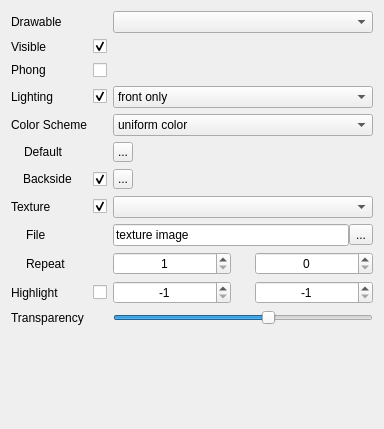
Before: the Qt Designer form applications/Mapple/widgets/widget_drawable_triangles.ui in LiangliangNan/Easy3D, drawn with Qt 5.
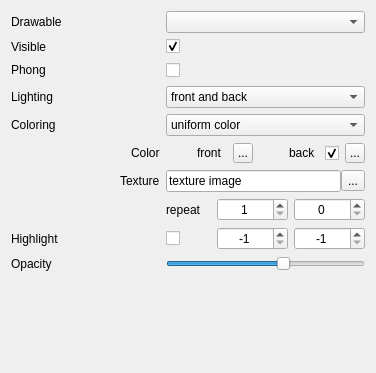
After: the same form once the commit is applied. Icons and pictures are not drawn.

Commit message: add color_scheme() to drawable

The edit to the form file:
```diff
--- a/applications/Mapple/widgets/widget_drawable_triangles.ui
+++ b/applications/Mapple/widgets/widget_drawable_triangles.ui
@@ -6,8 +6,8 @@
    <rect>
     <x>0</x>
     <y>0</y>
-    <width>384</width>
-    <height>429</height>
+    <width>376</width>
+    <height>373</height>
    </rect>
   </property>
   <property name="sizePolicy">
@@ -31,14 +31,380 @@
   <layout class="QVBoxLayout" name="verticalLayout">
    <item>
     <layout class="QGridLayout" name="gridLayout">
-     <item row="10" column="0">
-      <widget class="QLabel" name="labelHighlight">
+     <item row="0" column="0">
+      <widget class="QLabel" name="labelName">
+       <property name="maximumSize">
+        <size>
+         <width>16777215</width>
+         <height>20</height>
+        </size>
+       </property>
        <property name="text">
-        <string>Highlight</string>
+        <string>Drawable</string>
        </property>
       </widget>
      </item>
-     <item row="8" column="2">
+     <item row="0" column="1" colspan="2">
+      <widget class="QComboBox" name="comboBoxDrawables">
+       <property name="toolTip">
+        <string>Select the drawable to be visualized</string>
+       </property>
+      </widget>
+     </item>
+     <item row="1" column="0">
+      <widget class="QLabel" name="labelVisible">
+       <property name="maximumSize">
+        <size>
+         <width>16777215</width>
+         <height>20</height>
+        </size>
+       </property>
+       <property name="text">
+        <string>Visible</string>
+       </property>
+      </widget>
+     </item>
+     <item row="1" column="1" colspan="2">
+      <layout class="QHBoxLayout" name="horizontalLayout_8">
+       <item>
+        <widget class="QCheckBox" name="checkBoxVisible">
+         <property name="toolTip">
+          <string>Show/Hide this drawable</string>
+         </property>
+         <property name="text">
+          <string/>
+         </property>
+         <property name="checked">
+          <bool>true</bool>
+         </property>
+        </widget>
+       </item>
+       <item>
+        <spacer name="spacer_4">
+         <property name="orientation">
+          <enum>Qt::Horizontal</enum>
+         </property>
+         <property name="sizeHint" stdset="0">
+          <size>
+           <width>127</width>
+           <height>13</height>
+          </size>
+         </property>
+        </spacer>
+       </item>
+      </layout>
+     </item>
+     <item row="2" column="0">
+      <widget class="QLabel" name="labelPhongShading">
+       <property name="text">
+        <string>Phong</string>
+       </property>
+      </widget>
+     </item>
+     <item row="2" column="1" colspan="2">
+      <layout class="QHBoxLayout" name="horizontalLayout_6">
+       <item>
+        <widget class="QCheckBox" name="checkBoxPhongShading">
+         <property name="minimumSize">
+          <size>
+           <width>0</width>
+           <height>20</height>
+          </size>
+         </property>
+         <property name="toolTip">
+          <string>Enable/Disable Phong shading</string>
+         </property>
+         <property name="text">
+          <string/>
+         </property>
+        </widget>
+       </item>
+       <item>
+        <spacer name="spacer_3">
+         <property name="orientation">
+          <enum>Qt::Horizontal</enum>
+         </property>
+         <property name="sizeHint" stdset="0">
+          <size>
+           <width>127</width>
+           <height>13</height>
+          </size>
+         </property>
+        </spacer>
+       </item>
+      </layout>
+     </item>
+     <item row="3" column="0">
+      <widget class="QLabel" name="labelLighting">
+       <property name="maximumSize">
+        <size>
+         <width>16777215</width>
+         <height>20</height>
+        </size>
+       </property>
+       <property name="text">
+        <string>Lighting</string>
+       </property>
+      </widget>
+     </item>
+     <item row="3" column="1" colspan="2">
+      <widget class="QComboBox" name="comboBoxLightingOptions">
+       <property name="toolTip">
+        <string>Select how lighting is implemented</string>
+       </property>
+       <item>
+        <property name="text">
+         <string>front and back</string>
+        </property>
+       </item>
+       <item>
+        <property name="text">
+         <string>front only</string>
+        </property>
+       </item>
+       <item>
+        <property name="text">
+         <string>none</string>
+        </property>
+       </item>
+      </widget>
+     </item>
+     <item row="4" column="0">
+      <widget class="QLabel" name="labelColorScheme">
+       <property name="text">
+        <string>Coloring</string>
+       </property>
+      </widget>
+     </item>
+     <item row="4" column="1" colspan="2">
+      <widget class="QComboBox" name="comboBoxColorScheme">
+       <property name="toolTip">
+        <string>Select how color is assigned to each face</string>
+       </property>
+       <item>
+        <property name="text">
+         <string>uniform color</string>
+        </property>
+       </item>
+       <item>
+        <property name="text">
+         <string>use color property</string>
+        </property>
+       </item>
+      </widget>
+     </item>
+     <item row="5" column="0">
+      <layout class="QHBoxLayout" name="horizontalLayout_7">
+       <item>
+        <spacer name="horizontalSpacer_9">
+         <property name="orientation">
+          <enum>Qt::Horizontal</enum>
+         </property>
+         <property name="sizeHint" stdset="0">
+          <size>
+           <width>13</width>
+           <height>19</height>
+          </size>
+         </property>
+        </spacer>
+       </item>
+       <item alignment="Qt::AlignRight">
+        <widget class="QLabel" name="labelDefaultColor">
+         <property name="text">
+          <string>Color</string>
+         </property>
+        </widget>
+       </item>
+      </layout>
+     </item>
+     <item row="5" column="1" colspan="2">
+      <layout class="QHBoxLayout" name="horizontalLayout_3">
+       <item>
+        <spacer name="spacer_2">
+         <property name="orientation">
+          <enum>Qt::Horizontal</enum>
+         </property>
+         <property name="sizeHint" stdset="0">
+          <size>
+           <width>0</width>
+           <height>0</height>
+          </size>
+         </property>
+        </spacer>
+       </item>
+       <item>
+        <widget class="QLabel" name="labelDefaultColorFront">
+         <property name="sizePolicy">
+          <sizepolicy hsizetype="Preferred" vsizetype="Preferred">
+           <horstretch>0</horstretch>
+           <verstretch>0</verstretch>
+          </sizepolicy>
+         </property>
+         <property name="minimumSize">
+          <size>
+           <width>30</width>
+           <height>22</height>
+          </size>
+         </property>
+         <property name="text">
+          <string>front</string>
+         </property>
+        </widget>
+       </item>
+       <item>
+        <widget class="QToolButton" name="toolButtonFrontColor">
+         <property name="minimumSize">
+          <size>
+           <width>20</width>
+           <height>20</height>
+          </size>
+         </property>
+         <property name="maximumSize">
+          <size>
+           <width>20</width>
+           <height>20</height>
+          </size>
+         </property>
+         <property name="toolTip">
+          <string>Click to set a uniform color for this drawable</string>
+         </property>
+         <property name="text">
+          <string>...</string>
+         </property>
+         <property name="icon">
+          <iconset>
+           <normaloff>../Resources/icons/transparency.png</normaloff>../Resources/icons/transparency.png</iconset>
+         </property>
+         <property name="iconSize">
+          <size>
+           <width>20</width>
+           <height>20</height>
+          </size>
+         </property>
+        </widget>
+       </item>
+       <item>
+        <spacer name="spacer">
+         <property name="orientation">
+          <enum>Qt::Horizontal</enum>
+         </property>
+         <property name="sizeHint" stdset="0">
+          <size>
+           <width>0</width>
+           <height>0</height>
+          </size>
+         </property>
+        </spacer>
+       </item>
+       <item>
+        <widget class="QLabel" name="labelDefaultColorBack">
+         <property name="sizePolicy">
+          <sizepolicy hsizetype="Preferred" vsizetype="Preferred">
+           <horstretch>0</horstretch>
+           <verstretch>0</verstretch>
+          </sizepolicy>
+         </property>
+         <property name="minimumSize">
+          <size>
+           <width>30</width>
+           <height>22</height>
+          </size>
+         </property>
+         <property name="text">
+          <string>back </string>
+         </property>
+        </widget>
+       </item>
+       <item>
+        <widget class="QCheckBox" name="checkBoxDistinctBackColor">
+         <property name="minimumSize">
+          <size>
+           <width>0</width>
+           <height>20</height>
+          </size>
+         </property>
+         <property name="toolTip">
+          <string>Enable/Disable distinct coloring for the back side of this drawable</string>
+         </property>
+         <property name="text">
+          <string/>
+         </property>
+         <property name="checked">
+          <bool>true</bool>
+         </property>
+        </widget>
+       </item>
+       <item>
+        <widget class="QToolButton" name="toolButtonBackColor">
+         <property name="minimumSize">
+          <size>
+           <width>20</width>
+           <height>20</height>
+          </size>
+         </property>
+         <property name="maximumSize">
+          <size>
+           <width>20</width>
+           <height>20</height>
+          </size>
+         </property>
+         <property name="toolTip">
+          <string>Click to set the backside color for this drawable</string>
+         </property>
+         <property name="text">
+          <string>...</string>
+         </property>
+         <property name="icon">
+          <iconset>
+           <normaloff>../Resources/icons/transparency.png</normaloff>../Resources/icons/transparency.png</iconset>
+         </property>
+         <property name="iconSize">
+          <size>
+           <width>20</width>
+           <height>20</height>
+          </size>
+         </property>
+        </widget>
+       </item>
+      </layout>
+     </item>
+     <item row="6" column="0">
+      <layout class="QHBoxLayout" name="horizontalLayout">
+       <item>
+        <spacer name="horizontalSpacer_7">
+         <property name="orientation">
+          <enum>Qt::Horizontal</enum>
+         </property>
+         <property name="sizeHint" stdset="0">
+          <size>
+           <width>15</width>
+           <height>22</height>
+          </size>
+         </property>
+        </spacer>
+       </item>
+       <item alignment="Qt::AlignRight">
+        <widget class="QLabel" name="labelTextureFile">
+         <property name="sizePolicy">
+          <sizepolicy hsizetype="Preferred" vsizetype="Preferred">
+           <horstretch>0</horstretch>
+           <verstretch>0</verstretch>
+          </sizepolicy>
+         </property>
+         <property name="minimumSize">
+          <size>
+           <width>30</width>
+           <height>22</height>
+          </size>
+         </property>
+         <property name="text">
+          <string>Texture</string>
+         </property>
+        </widget>
+       </item>
+      </layout>
+     </item>
+     <item row="6" column="1" colspan="2">
       <layout class="QHBoxLayout" name="horizontalLayout_17">
        <property name="spacing">
         <number>0</number>
@@ -83,39 +449,42 @@
        </item>
       </layout>
      </item>
-     <item row="0" column="0">
-      <widget class="QLabel" name="labelName">
-       <property name="maximumSize">
+     <item row="7" column="0">
+      <spacer name="horizontalSpacer_8">
+       <property name="orientation">
+        <enum>Qt::Horizontal</enum>
+       </property>
+       <property name="sizeHint" stdset="0">
         <size>
-         <width>16777215</width>
-         <height>20</height>
+         <width>48</width>
+         <height>22</height>
         </size>
        </property>
-       <property name="text">
-        <string>Drawable</string>
-       </property>
-      </widget>
+      </spacer>
      </item>
-     <item row="6" column="1">
-      <widget class="QCheckBox" name="checkBoxDistinctBackColor">
+     <item row="7" column="1">
+      <widget class="QLabel" name="labelTextureRepeat">
+       <property name="sizePolicy">
+        <sizepolicy hsizetype="Preferred" vsizetype="Preferred">
+         <horstretch>0</horstretch>
+         <verstretch>0</verstretch>
+        </sizepolicy>
+       </property>
        <property name="minimumSize">
         <size>
-         <width>0</width>
-         <height>20</height>
+         <width>45</width>
+         <height>22</height>
         </size>
        </property>
        <property name="toolTip">
         <string>Enable/Disable distinct coloring for the back side of this drawable</string>
        </property>
        <property name="text">
-        <string/>
-       </property>
-       <property name="checked">
-        <bool>true</bool>
+        <string>repeat</string>
        </property>
       </widget>
      </item>
-     <item row="9" column="2">
+     <item row="7" column="2">
       <layout class="QHBoxLayout" name="horizontalLayout_2">
        <item>
         <widget class="QSpinBox" name="spinBoxTextureRepeat">
@@ -151,22 +520,6 @@
          </property>
         </widget>
        </item>
-       <item>
-        <spacer name="horizontalSpacer_4">
-         <property name="orientation">
-          <enum>Qt::Horizontal</enum>
-         </property>
-         <property name="sizeType">
-          <enum>QSizePolicy::Minimum</enum>
-         </property>
-         <property name="sizeHint" stdset="0">
-          <size>
-           <width>18</width>
-           <height>0</height>
-          </size>
-         </property>
-        </spacer>
-       </item>
        <item>
         <widget class="QSpinBox" name="spinBoxTextureFractionalRepeat">
          <property name="sizePolicy">
@@ -194,373 +547,33 @@
        </item>
       </layout>
      </item>
-     <item row="1" column="1">
-      <widget class="QCheckBox" name="checkBoxVisible">
-       <property name="toolTip">
-        <string>Show/Hide this drawable</string>
-       </property>
-       <property name="text">
-        <string/>
-       </property>
-       <property name="checked">
-        <bool>true</bool>
-       </property>
-      </widget>
-     </item>
-     <item row="5" column="2">
-      <layout class="QHBoxLayout" name="horizontalLayout_3">
-       <item>
-        <widget class="QToolButton" name="toolButtonDefaultColor">
-         <property name="minimumSize">
-          <size>
-           <width>20</width>
-           <height>20</height>
-          </size>
-         </property>
-         <property name="maximumSize">
-          <size>
-           <width>20</width>
-           <height>20</height>
-          </size>
-         </property>
-         <property name="toolTip">
-          <string>Click to set a uniform color for this drawable</string>
-         </property>
-         <property name="text">
-          <string>...</string>
-         </property>
-         <property name="icon">
-          <iconset>
-           <normaloff>../Resources/icons/transparency.png</normaloff>../Resources/icons/transparency.png</iconset>
-         </property>
-         <property name="iconSize">
-          <size>
-           <width>20</width>
-           <height>20</height>
-          </size>
-         </property>
-        </widget>
-       </item>
-       <item>
-        <spacer name="spacer">
-         <property name="orientation">
-          <enum>Qt::Horizontal</enum>
-         </property>
-         <property name="sizeHint" stdset="0">
-          <size>
-           <width>0</width>
-           <height>0</height>
-          </size>
-         </property>
-        </spacer>
-       </item>
-      </layout>
-     </item>
-     <item row="2" column="2">
-      <spacer name="spacer_3">
-       <property name="orientation">
-        <enum>Qt::Horizontal</enum>
-       </property>
-       <property name="sizeHint" stdset="0">
-        <size>
-         <width>127</width>
-         <height>13</height>
-        </size>
-       </property>
-      </spacer>
-     </item>
-     <item row="2" column="0">
-      <widget class="QLabel" name="labelPhongShading">
-       <property name="text">
-        <string>Phong</string>
-       </property>
-      </widget>
-     </item>
-     <item row="4" column="2">
-      <widget class="QComboBox" name="comboBoxColorScheme">
-       <property name="toolTip">
-        <string>Select how color is assigned to each face</string>
-       </property>
-       <item>
-        <property name="text">
-         <string>uniform color</string>
-        </property>
-       </item>
-       <item>
-        <property name="text">
-         <string>use color property</string>
-        </property>
-       </item>
-      </widget>
-     </item>
-     <item row="2" column="1">
-      <widget class="QCheckBox" name="checkBoxPhongShading">
-       <property name="minimumSize">
-        <size>
-         <width>0</width>
-         <height>20</height>
-        </size>
-       </property>
-       <property name="toolTip">
-        <string>Enable/Disable Phong shading</string>
-       </property>
-       <property name="text">
-        <string/>
-       </property>
-      </widget>
-     </item>
-     <item row="5" column="0">
-      <layout class="QHBoxLayout" name="horizontalLayout_7">
-       <item>
-        <spacer name="horizontalSpacer_9">
-         <property name="orientation">
-          <enum>Qt::Horizontal</enum>
-         </property>
-         <property name="sizeType">
-          <enum>QSizePolicy::Fixed</enum>
-         </property>
-         <property name="sizeHint" stdset="0">
-          <size>
-           <width>13</width>
-           <height>19</height>
-          </size>
-         </property>
-        </spacer>
-       </item>
-       <item>
-        <widget class="QLabel" name="labelDefaultColor">
-         <property name="text">
-          <string>Default</string>
-         </property>
-        </widget>
-       </item>
-      </layout>
-     </item>
-     <item row="7" column="2">
-      <widget class="QComboBox" name="comboBoxTexture">
-       <property name="toolTip">
-        <string>Choose the texture coordinate property </string>
-       </property>
-      </widget>
-     </item>
-     <item row="1" column="2">
-      <spacer name="spacer_4">
-       <property name="orientation">
-        <enum>Qt::Horizontal</enum>
-       </property>
-       <property name="sizeHint" stdset="0">
-        <size>
-         <width>127</width>
-         <height>13</height>
-        </size>
-       </property>
-      </spacer>
-     </item>
-     <item row="7" column="1">
-      <widget class="QCheckBox" name="checkBoxTexture">
-       <property name="toolTip">
-        <string>Enable/Disable texturing</string>
-       </property>
-       <property name="text">
-        <string/>
-       </property>
-       <property name="checked">
-        <bool>true</bool>
-       </property>
-      </widget>
-     </item>
-     <item row="9" column="0">
-      <layout class="QHBoxLayout" name="horizontalLayout_5">
-       <item>
-        <spacer name="horizontalSpacer_8">
-         <property name="orientation">
-          <enum>Qt::Horizontal</enum>
-         </property>
-         <property name="sizeType">
-          <enum>QSizePolicy::Fixed</enum>
-         </property>
-         <property name="sizeHint" stdset="0">
-          <size>
-           <width>15</width>
-           <height>22</height>
-          </size>
-         </property>
-        </spacer>
-       </item>
-       <item>
-        <widget class="QLabel" name="labelTextureRepeat">
-         <property name="sizePolicy">
-          <sizepolicy hsizetype="Preferred" vsizetype="Preferred">
-           <horstretch>0</horstretch>
-           <verstretch>0</verstretch>
-          </sizepolicy>
-         </property>
-         <property name="minimumSize">
-          <size>
-           <width>30</width>
-           <height>22</height>
-          </size>
-         </property>
-         <property name="text">
-          <string>Repeat</string>
-         </property>
-        </widget>
-       </item>
-      </layout>
-     </item>
-     <item row="7" column="0">
-      <widget class="QLabel" name="labelTexture">
-       <property name="text">
-        <string>Texture</string>
-       </property>
-      </widget>
-     </item>
-     <item row="3" column="0">
-      <widget class="QLabel" name="labelLighting">
-       <property name="maximumSize">
-        <size>
-         <width>16777215</width>
-         <height>20</height>
-        </size>
-       </property>
-       <property name="text">
-        <string>Lighting</string>
-       </property>
-      </widget>
-     </item>
      <item row="8" column="0">
-      <layout class="QHBoxLayout" name="horizontalLayout">
-       <item>
-        <spacer name="horizontalSpacer_7">
-         <property name="orientation">
-          <enum>Qt::Horizontal</enum>
-         </property>
-         <property name="sizeType">
-          <enum>QSizePolicy::Fixed</enum>
-         </property>
-         <property name="sizeHint" stdset="0">
-          <size>
-           <width>15</width>
-           <height>22</height>
-          </size>
-         </property>
-        </spacer>
-       </item>
-       <item>
-        <widget class="QLabel" name="labelTextureFile">
-         <property name="sizePolicy">
-          <sizepolicy hsizetype="Preferred" vsizetype="Preferred">
-           <horstretch>0</horstretch>
-           <verstretch>0</verstretch>
-          </sizepolicy>
-         </property>
-         <property name="minimumSize">
-          <size>
-           <width>30</width>
-           <height>22</height>
-          </size>
-         </property>
-         <property name="text">
-          <string>File</string>
-         </property>
-        </widget>
-       </item>
-      </layout>
+      <widget class="QLabel" name="labelHighlight">
+       <property name="text">
+        <string>Highlight</string>
+       </property>
+      </widget>
      </item>
-     <item row="6" column="0">
+     <item row="8" column="1">
       <layout class="QHBoxLayout" name="horizontalLayout_9">
        <item>
-        <spacer name="horizontalSpacer_11">
+        <widget class="QCheckBox" name="checkBoxHighlight">
+         <property name="text">
+          <string/>
+         </property>
+        </widget>
+       </item>
+       <item>
+        <spacer name="horizontalSpacer_6">
          <property name="orientation">
           <enum>Qt::Horizontal</enum>
          </property>
          <property name="sizeType">
-          <enum>QSizePolicy::Fixed</enum>
+          <enum>QSizePolicy::Minimum</enum>
          </property>
          <property name="sizeHint" stdset="0">
           <size>
-           <width>12</width>
-           <height>19</height>
-          </size>
-         </property>
-        </spacer>
-       </item>
-       <item>
-        <widget class="QLabel" name="labelBackColor">
-         <property name="sizePolicy">
-          <sizepolicy hsizetype="Preferred" vsizetype="Preferred">
-           <horstretch>0</horstretch>
-           <verstretch>0</verstretch>
-          </sizepolicy>
-         </property>
-         <property name="minimumSize">
-          <size>
-           <width>30</width>
-           <height>22</height>
-          </size>
-         </property>
-         <property name="text">
-          <string>Backside </string>
-         </property>
-        </widget>
-       </item>
-      </layout>
-     </item>
-     <item row="3" column="1">
-      <widget class="QCheckBox" name="checkBoxLighting">
-       <property name="toolTip">
-        <string>Enable/Disable lighting for this drawable</string>
-       </property>
-       <property name="text">
-        <string/>
-       </property>
-       <property name="checked">
-        <bool>true</bool>
-       </property>
-      </widget>
-     </item>
-     <item row="6" column="2">
-      <layout class="QHBoxLayout" name="horizontalLayout_6">
-       <item>
-        <widget class="QToolButton" name="toolButtonBackColor">
-         <property name="minimumSize">
-          <size>
-           <width>20</width>
-           <height>20</height>
-          </size>
-         </property>
-         <property name="maximumSize">
-          <size>
-           <width>20</width>
-           <height>20</height>
-          </size>
-         </property>
-         <property name="toolTip">
-          <string>Click to set the backside color for this drawable</string>
-         </property>
-         <property name="text">
-          <string>...</string>
-         </property>
-         <property name="icon">
-          <iconset>
-           <normaloff>../Resources/icons/transparency.png</normaloff>../Resources/icons/transparency.png</iconset>
-         </property>
-         <property name="iconSize">
-          <size>
-           <width>20</width>
-           <height>20</height>
-          </size>
-         </property>
-        </widget>
-       </item>
-       <item>
-        <spacer name="spacer_2">
-         <property name="orientation">
-          <enum>Qt::Horizontal</enum>
-         </property>
-         <property name="sizeHint" stdset="0">
-          <size>
-           <width>0</width>
+           <width>18</width>
            <height>0</height>
           </size>
          </property>
@@ -568,87 +581,7 @@
        </item>
       </layout>
      </item>
-     <item row="11" column="0">
-      <widget class="QLabel" name="labelTransparency">
-       <property name="text">
-        <string>Transparency</string>
-       </property>
-      </widget>
-     </item>
-     <item row="11" column="2">
-      <widget class="QSlider" name="horizontalSliderTransparency">
-       <property name="toolTip">
-        <string>The opacity of the surface</string>
-       </property>
-       <property name="value">
-        <number>60</number>
-       </property>
-       <property name="orientation">
-        <enum>Qt::Horizontal</enum>
-       </property>
-      </widget>
-     </item>
-     <item row="4" column="0">
-      <widget class="QLabel" name="labelColorScheme">
-       <property name="text">
-        <string>Color Scheme</string>
-       </property>
-      </widget>
-     </item>
-     <item row="10" column="1">
-      <widget class="QCheckBox" name="checkBoxHighlight">
-       <property name="minimumSize">
-        <size>
-         <width>0</width>
-         <height>20</height>
-        </size>
-       </property>
-       <property name="toolTip">
-        <string>Enable/Disable highlighting a set of triangles</string>
-       </property>
-       <property name="text">
-        <string/>
-       </property>
-      </widget>
-     </item>
-     <item row="3" column="2">
-      <widget class="QComboBox" name="comboBoxLightingOptions">
-       <property name="toolTip">
-        <string>Select how lighting is implemented</string>
-       </property>
-       <item>
-        <property name="text">
-         <string>front only</string>
-        </property>
-       </item>
-       <item>
-        <property name="text">
-         <string>front and back</string>
-        </property>
-       </item>
-      </widget>
-     </item>
-     <item row="1" column="0">
-      <widget class="QLabel" name="labelVisible">
-       <property name="maximumSize">
-        <size>
-         <width>16777215</width>
-         <height>20</height>
-        </size>
-       </property>
-       <property name="text">
-        <string>Visible</string>
-       </property>
-      </widget>
-     </item>
-     <item row="0" column="2">
-      <widget class="QComboBox" name="comboBoxDrawables">
-       <property name="toolTip">
-        <string>Select the drawable to be visualized</string>
-       </property>
-      </widget>
-     </item>
-     <item row="10" column="2">
+     <item row="8" column="2">
       <layout class="QHBoxLayout" name="horizontalLayout_4">
        <item>
         <widget class="QSpinBox" name="spinBoxHighlightLow">
@@ -681,22 +614,6 @@
          </property>
         </widget>
        </item>
-       <item>
-        <spacer name="horizontalSpacer_5">
-         <property name="orientation">
-          <enum>Qt::Horizontal</enum>
-         </property>
-         <property name="sizeType">
-          <enum>QSizePolicy::Minimum</enum>
-         </property>
-         <property name="sizeHint" stdset="0">
-          <size>
-           <width>18</width>
-           <height>0</height>
-          </size>
-         </property>
-        </spacer>
-       </item>
        <item>
         <widget class="QSpinBox" name="spinBoxHighlightHigh">
          <property name="sizePolicy">
@@ -730,6 +647,29 @@
        </item>
       </layout>
      </item>
+     <item row="9" column="0">
+      <widget class="QLabel" name="labelOpacity">
+       <property name="text">
+        <string>Opacity</string>
+       </property>
+      </widget>
+     </item>
+     <item row="9" column="1" colspan="2">
+      <widget class="QSlider" name="horizontalSliderOpacity">
+       <property name="toolTip">
+        <string>The opacity of the surface</string>
+       </property>
+       <property name="maximum">
+        <number>100</number>
+       </property>
+       <property name="value">
+        <number>60</number>
+       </property>
+       <property name="orientation">
+        <enum>Qt::Horizontal</enum>
+       </property>
+      </widget>
+     </item>
     </layout>
    </item>
    <item>
```
Left out of the diff: 19 changed lines with no effect on the pictures. The commit also changes 15 other files.
